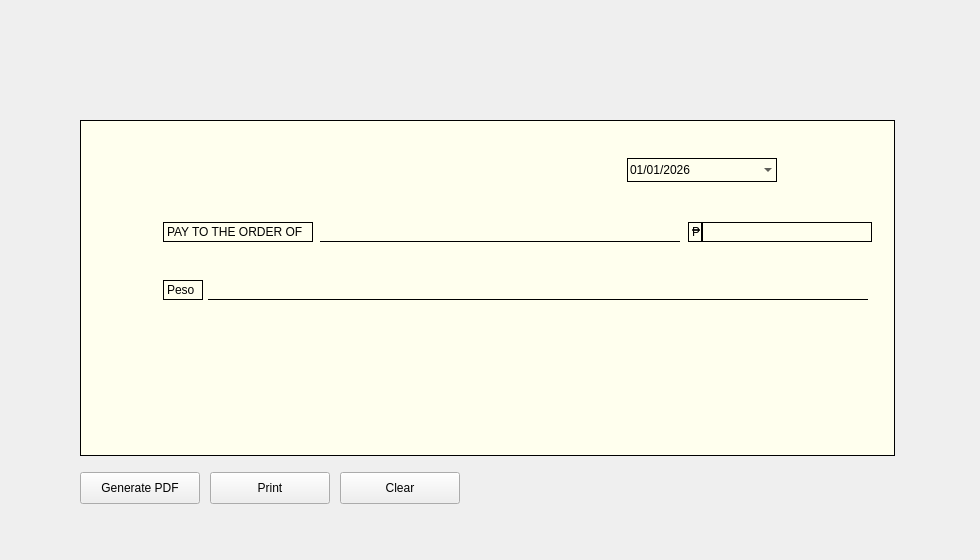
The window that src/ui/cheque_writer.ui (Justin-Kuchmy/ChequeWriter) describes before a commit, drawn with Qt 5.
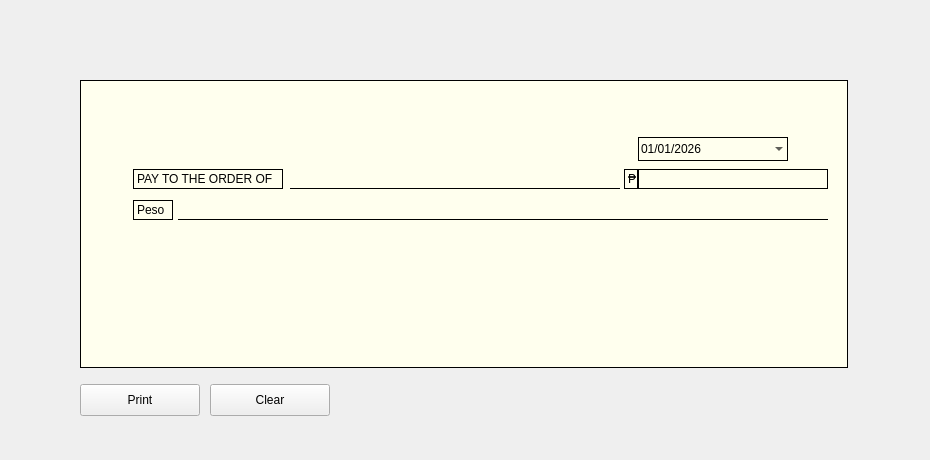
The same window after the commit.

```diff
--- a/src/ui/cheque_writer.ui
+++ b/src/ui/cheque_writer.ui
@@ -6,8 +6,8 @@
    <rect>
     <x>0</x>
     <y>0</y>
-    <width>980</width>
-    <height>560</height>
+    <width>930</width>
+    <height>460</height>
    </rect>
   </property>
   <property name="windowTitle">
@@ -19,29 +19,29 @@
    </property>
    <property name="minimumSize">
     <size>
-     <width>980</width>
-     <height>540</height>
+     <width>930</width>
+     <height>440</height>
     </size>
    </property>
    <widget class="QFrame" name="chequeFrame">
     <property name="geometry">
      <rect>
       <x>80</x>
-      <y>120</y>
-      <width>815</width>
-      <height>336</height>
+      <y>80</y>
+      <width>768</width>
+      <height>288</height>
      </rect>
     </property>
     <property name="minimumSize">
      <size>
-      <width>815</width>
-      <height>336</height>
+      <width>768</width>
+      <height>288</height>
      </size>
     </property>
     <property name="maximumSize">
      <size>
-      <width>815</width>
-      <height>336</height>
+      <width>768</width>
+      <height>288</height>
      </size>
     </property>
     <property name="styleSheet">
@@ -55,8 +55,8 @@
     <widget class="QDateEdit" name="dateEdit">
      <property name="geometry">
       <rect>
-       <x>547</x>
-       <y>38</y>
+       <x>558</x>
+       <y>57</y>
        <width>150</width>
        <height>24</height>
       </rect>
@@ -83,8 +83,8 @@
     <widget class="QLabel" name="payToLabel">
      <property name="geometry">
       <rect>
-       <x>83</x>
-       <y>102</y>
+       <x>53</x>
+       <y>89</y>
        <width>150</width>
        <height>20</height>
       </rect>
@@ -96,9 +96,9 @@
     <widget class="QLineEdit" name="payeeName">
      <property name="geometry">
       <rect>
-       <x>240</x>
-       <y>102</y>
-       <width>360</width>
+       <x>210</x>
+       <y>89</y>
+       <width>330</width>
        <height>20</height>
       </rect>
      </property>
@@ -111,8 +111,8 @@
     <widget class="QLabel" name="pesoLabel">
      <property name="geometry">
       <rect>
-       <x>608</x>
-       <y>102</y>
+       <x>544</x>
+       <y>89</y>
        <width>14</width>
        <height>20</height>
       </rect>
@@ -124,9 +124,9 @@
     <widget class="QLineEdit" name="paidAmount">
      <property name="geometry">
       <rect>
-       <x>622</x>
-       <y>102</y>
-       <width>170</width>
+       <x>558</x>
+       <y>89</y>
+       <width>190</width>
        <height>20</height>
       </rect>
      </property>
@@ -139,8 +139,8 @@
     <widget class="QLabel" name="memoLabel">
      <property name="geometry">
       <rect>
-       <x>83</x>
-       <y>160</y>
+       <x>53</x>
+       <y>120</y>
        <width>40</width>
        <height>20</height>
       </rect>
@@ -152,9 +152,9 @@
     <widget class="QLineEdit" name="amountWords">
      <property name="geometry">
       <rect>
-       <x>128</x>
-       <y>160</y>
-       <width>660</width>
+       <x>98</x>
+       <y>120</y>
+       <width>650</width>
        <height>20</height>
       </rect>
      </property>
@@ -170,20 +170,7 @@
     <property name="geometry">
      <rect>
       <x>80</x>
-      <y>472</y>
-      <width>120</width>
-      <height>32</height>
-     </rect>
-    </property>
-    <property name="text">
-     <string>Generate PDF</string>
-    </property>
-   </widget>
-   <widget class="QPushButton" name="printButton">
-    <property name="geometry">
-     <rect>
-      <x>210</x>
-      <y>472</y>
+      <y>384</y>
       <width>120</width>
       <height>32</height>
      </rect>
@@ -195,8 +182,8 @@
    <widget class="QPushButton" name="clearButton">
     <property name="geometry">
      <rect>
-      <x>340</x>
-      <y>472</y>
+      <x>210</x>
+      <y>384</y>
       <width>120</width>
       <height>32</height>
      </rect>
```
Left out of the diff: 11 changed lines with no effect on the pictures.
